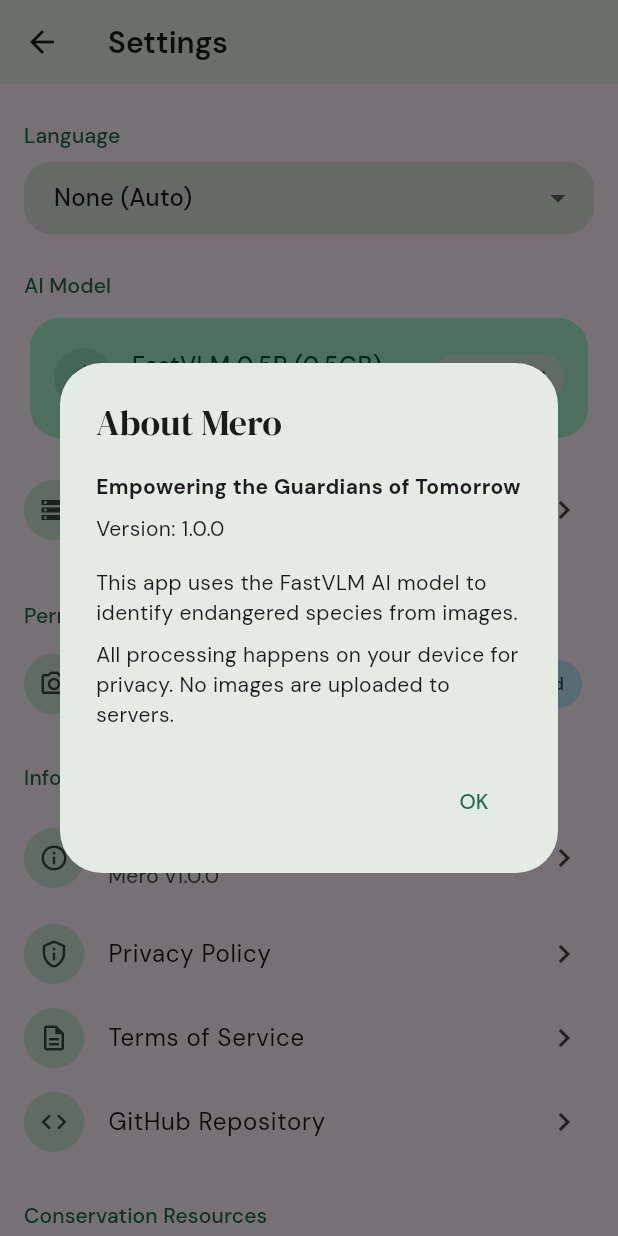
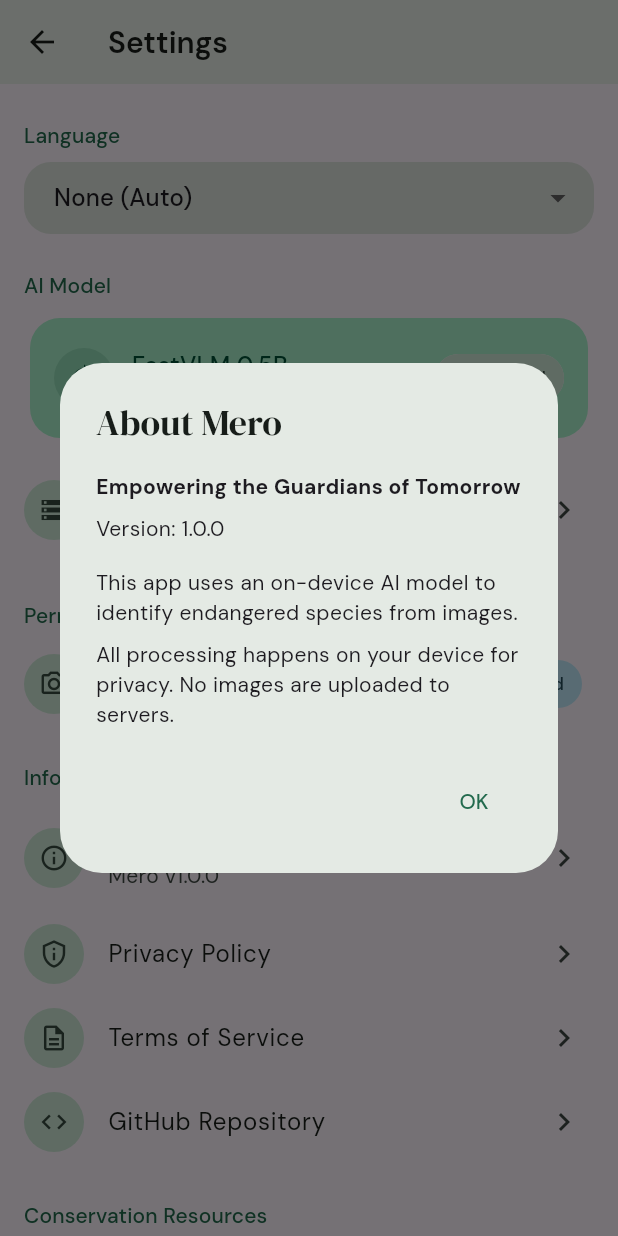
Before and after one commit to atnanahidiw/sirkulab-mero, a Flutter app: the SettingsPage screen opened directly, after a tap on "About", on a phone screen of 412 x 824 dp. Run offline on Flutter 3.47's test engine with Material 3 defaults, Android fonts, the phone set to English and light mode, and no system bars; our stand-ins replace auto_size_text, camera, drift, drift_flutter, flutter_local_notifications, flutter_markdown_plus and 3 more; missing offline and left inert: background_downloader, flutter_gemma, flutter_markdown_plus_latex, markdown; accounts and stored records are empty; generated files the repository leaves out were written again.

Commit message:
fix: make model download path and settings UI model-agnostic

```diff
--- a/lib/l10n/app_en.arb
+++ b/lib/l10n/app_en.arb
@@ -102,7 +102,6 @@
   "settingsLanguage": "Language",
 
   "settingsModelInfo": "Model Information",
-  "settingsModelName": "FastVLM 0.5B (0.5GB)",
   "settingsStatus": "Status: {status}",
   "@settingsStatus": {
     "placeholders": {
@@ -140,7 +139,7 @@
       }
     }
   },
-  "settingsAppDescription": "This app uses the FastVLM AI model to identify endangered species from images.",
+  "settingsAppDescription": "This app uses an on-device AI model to identify endangered species from images.",
   "settingsPrivacyDescription": "All processing happens on your device for privacy. No images are uploaded to servers.",
 
   "analyzeTitle": "Analyzing...",
--- a/lib/l10n/app_id.arb
+++ b/lib/l10n/app_id.arb
@@ -102,7 +102,6 @@
   "settingsLanguage": "Bahasa",
 
   "settingsModelInfo": "Informasi Model",
-  "settingsModelName": "FastVLM 0.5B (0.5GB)",
   "settingsStatus": "Status: {status}",
   "@settingsStatus": {
     "placeholders": {
@@ -140,7 +139,7 @@
       }
     }
   },
-  "settingsAppDescription": "Aplikasi ini menggunakan model AI FastVLM untuk mengidentifikasi spesies terancam punah dari gambar.",
+  "settingsAppDescription": "Aplikasi ini menggunakan model AI pada perangkat untuk mengidentifikasi spesies terancam punah dari gambar.",
   "settingsPrivacyDescription": "Semua pemrosesan terjadi di perangkat Anda untuk privasi. Tidak ada gambar yang diunggah ke server.",
 
   "analyzeTitle": "Menganalisis...",
--- a/lib/l10n/app_localizations.dart
+++ b/lib/l10n/app_localizations.dart
@@ -506,12 +506,6 @@
   /// **'Model Information'**
   String get settingsModelInfo;
 
-  /// No description provided for @settingsModelName.
-  ///
-  /// In en, this message translates to:
-  /// **'FastVLM 0.5B (0.5GB)'**
-  String get settingsModelName;
-
   /// No description provided for @settingsStatus.
   ///
   /// In en, this message translates to:
--- a/lib/l10n/app_localizations_en.dart
+++ b/lib/l10n/app_localizations_en.dart
@@ -224,9 +224,6 @@
   String get settingsModelInfo => 'Model Information';
 
   @override
-  String get settingsModelName => 'FastVLM 0.5B (0.5GB)';
-
-  @override
   String settingsStatus(String status) {
     return 'Status: $status';
   }
@@ -285,7 +282,7 @@
 
   @override
   String get settingsAppDescription =>
-      'This app uses the FastVLM AI model to identify endangered species from images.';
+      'This app uses an on-device AI model to identify endangered species from images.';
 
   @override
   String get settingsPrivacyDescription =>
--- a/lib/l10n/app_localizations_id.dart
+++ b/lib/l10n/app_localizations_id.dart
@@ -226,9 +226,6 @@
   String get settingsModelInfo => 'Informasi Model';
 
   @override
-  String get settingsModelName => 'FastVLM 0.5B (0.5GB)';
-
-  @override
   String settingsStatus(String status) {
     return 'Status: $status';
   }
@@ -287,7 +284,7 @@
 
   @override
   String get settingsAppDescription =>
-      'Aplikasi ini menggunakan model AI FastVLM untuk mengidentifikasi spesies terancam punah dari gambar.';
+      'Aplikasi ini menggunakan model AI pada perangkat untuk mengidentifikasi spesies terancam punah dari gambar.';
 
   @override
   String get settingsPrivacyDescription =>
--- a/lib/pages/settings_page.dart
+++ b/lib/pages/settings_page.dart
@@ -269,8 +269,10 @@
             crossAxisAlignment: CrossAxisAlignment.start,
             mainAxisSize: MainAxisSize.min,
             children: [
-              Text(l10n.settingsModelName,
-                  style: const TextStyle(fontWeight: FontWeight.bold)),
+              Text(
+                modelService.modelDisplayName,
+                style: const TextStyle(fontWeight: FontWeight.bold),
+              ),
               const SizedBox(height: 8),
               Text(l10n.settingsStatus(modelService.status)),
               const SizedBox(height: 8),
@@ -484,13 +486,15 @@
                     crossAxisAlignment: CrossAxisAlignment.start,
                     children: [
                       Text(
-                        l10n.settingsModelName,
+                        modelService.modelDisplayName,
                         style: textTheme.titleMedium?.copyWith(
                           color: colorScheme.onPrimaryContainer,
                         ),
                       ),
                       Text(
-                        '2.4 GB · On-device inference',
+                        modelService.pendingModelSize != null
+                            ? '${modelService.pendingModelSize} · On-device inference'
+                            : 'On-device inference',
                         style: textTheme.bodySmall?.copyWith(
                           color: colorScheme.onPrimaryContainer
                               .withValues(alpha: 0.7),
--- a/lib/services/model_download_notification_service.dart
+++ b/lib/services/model_download_notification_service.dart
@@ -8,7 +8,7 @@
   static const String _channelId = 'model_download_progress';
   static const String _channelName = 'Model download';
   static const String _channelDescription =
-      'Shows FastVLM model download progress';
+      'Shows model download progress';
 
   final FlutterLocalNotificationsPlugin _plugin =
       FlutterLocalNotificationsPlugin();
@@ -135,7 +135,7 @@
 
   Future<void> showCompleted({
     String title = 'Model ready',
-    String body = 'The FastVLM model is ready to use.',
+    String body = 'The model is ready to use.',
   }) async {
     if (defaultTargetPlatform != TargetPlatform.android) {
       return;
--- a/lib/services/model_service.dart
+++ b/lib/services/model_service.dart
@@ -149,6 +149,12 @@
   String? get downloadPhase => _downloadService.downloadPhase;
   InferenceModel? get model => _model;
   String? get pendingModelSize => _downloadService.pendingModelSize;
+  String get modelDisplayName {
+    final uri = Uri.parse(modelUrl);
+    final lastSegment = uri.pathSegments.isNotEmpty ? uri.pathSegments.last : '';
+    final baseName = lastSegment.replaceFirst(RegExp(r'\.litertlm$'), '');
+    return baseName.replaceAll('-', ' ');
+  }
 
   @override
   void addListener(VoidCallback listener) {
```
Also changed, not shown: lib/services/model_download_service.dart (+21 -5 lines).
